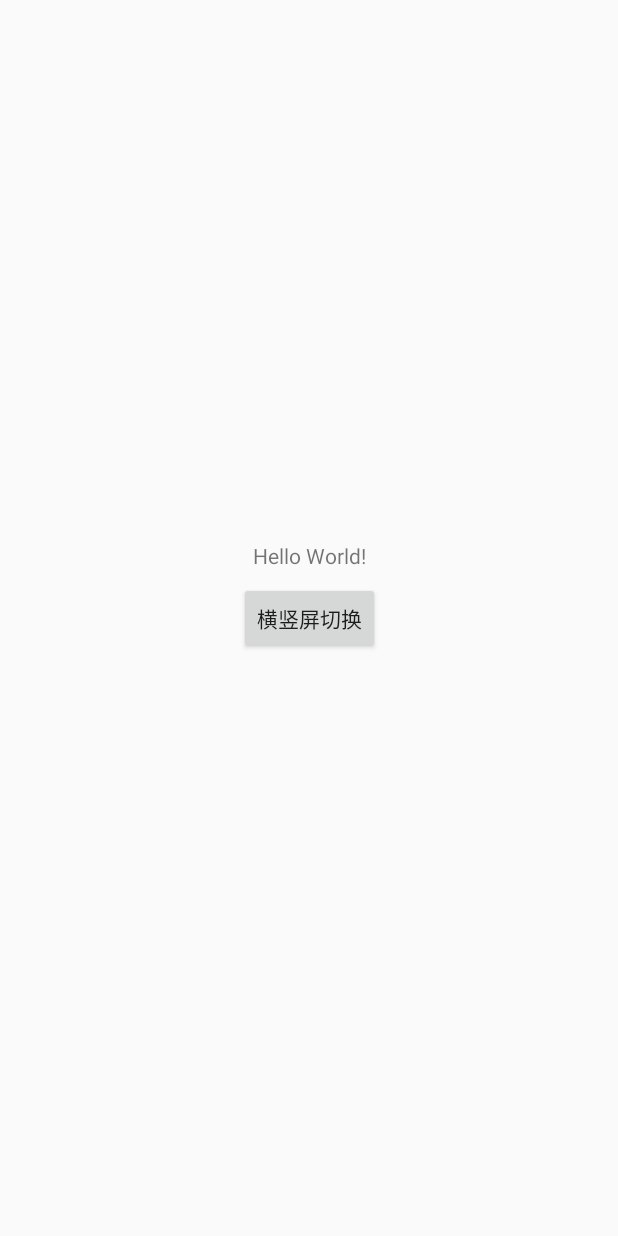
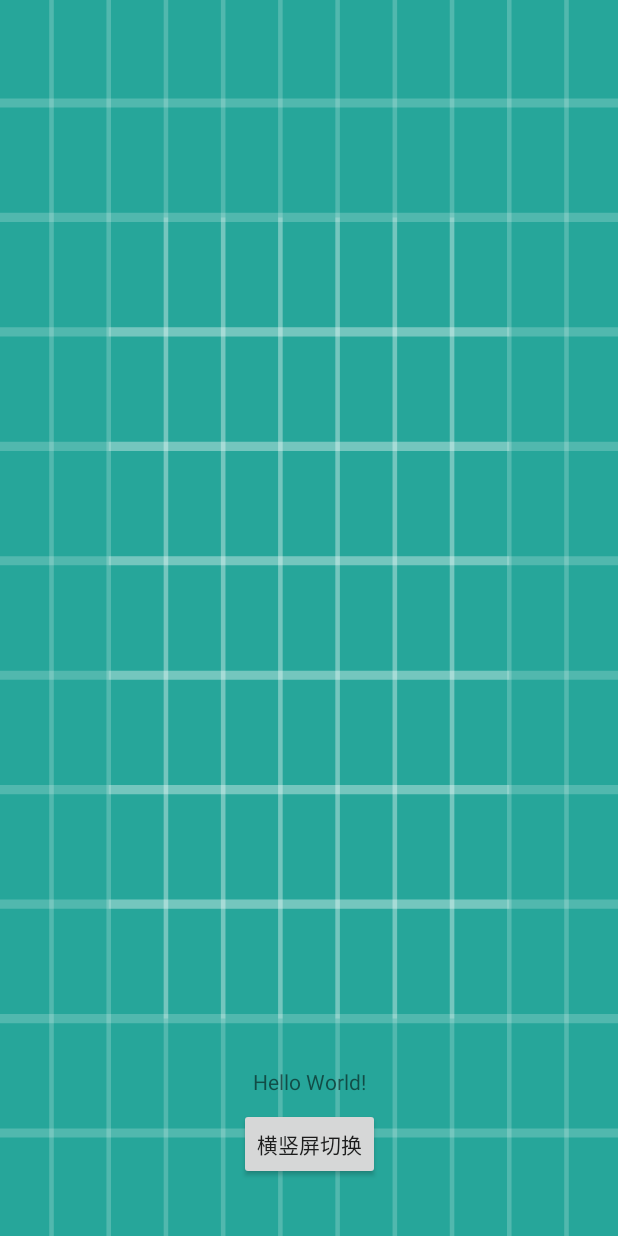
Before and after one commit to learb118/Demo1, an Android app: the layout activity_main.xml on its own in the app's theme, with its tools: preview values and no code run, on a phone screen of 412 x 824 dp. Run offline under Robolectric (Android 15) with nearby library versions, the phone set to English and light mode, and no system bars.

Commit message:
Demo3: Background translucency

```diff
--- a/app/src/main/res/layout/activity_main.xml
+++ b/app/src/main/res/layout/activity_main.xml
@@ -2,6 +2,8 @@
 <android.support.constraint.ConstraintLayout xmlns:android="http://schemas.android.com/apk/res/android"
     xmlns:app="http://schemas.android.com/apk/res-auto"
     xmlns:tools="http://schemas.android.com/tools"
+    android:id="@+id/ll_title"
+    android:background="@drawable/ic_launcher_background"
     android:layout_width="match_parent"
     android:layout_height="match_parent"
     tools:context="com.nd.android.demo1.MainActivity">
@@ -30,6 +32,7 @@
         app:layout_constraintBottom_toBottomOf="parent"
         app:layout_constraintEnd_toEndOf="parent"
         app:layout_constraintStart_toStartOf="parent"
-        app:layout_constraintTop_toTopOf="parent" />
+        app:layout_constraintTop_toTopOf="parent"
+        app:layout_constraintVertical_bias="0.961" />
 
 </android.support.constraint.ConstraintLayout>
```
Also changed, not shown: app/src/main/java/com/nd/android/demo1/MainActivity.java (+13 -3 lines), app/src/main/res/drawable/static_image_preview.png (added).
